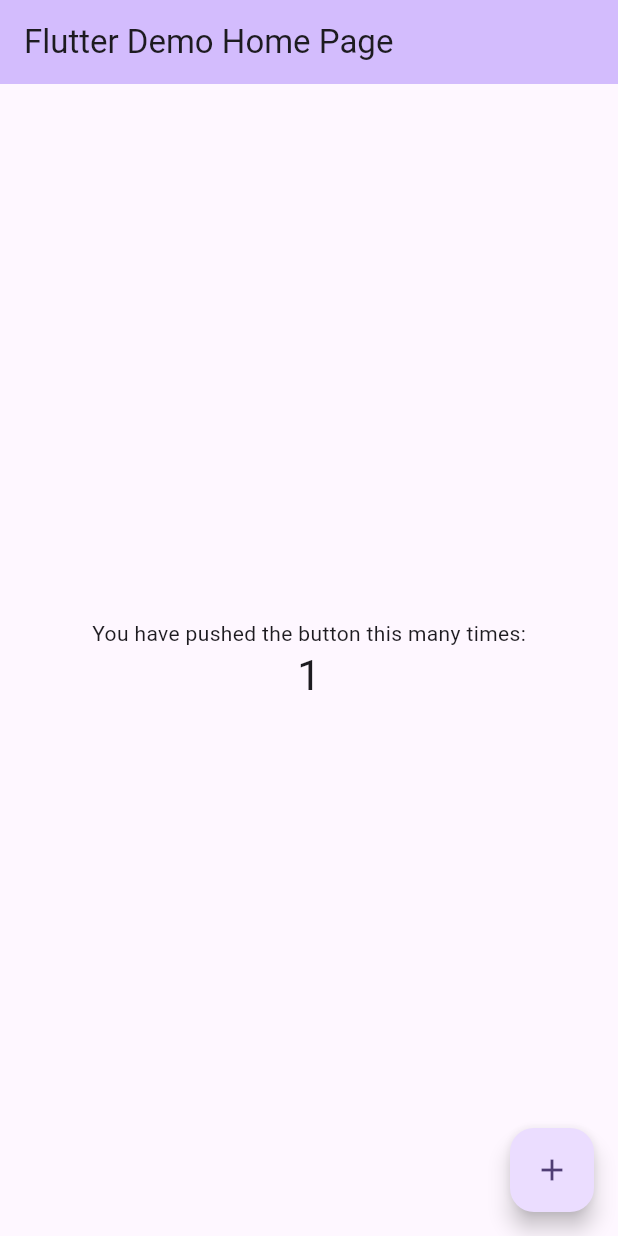
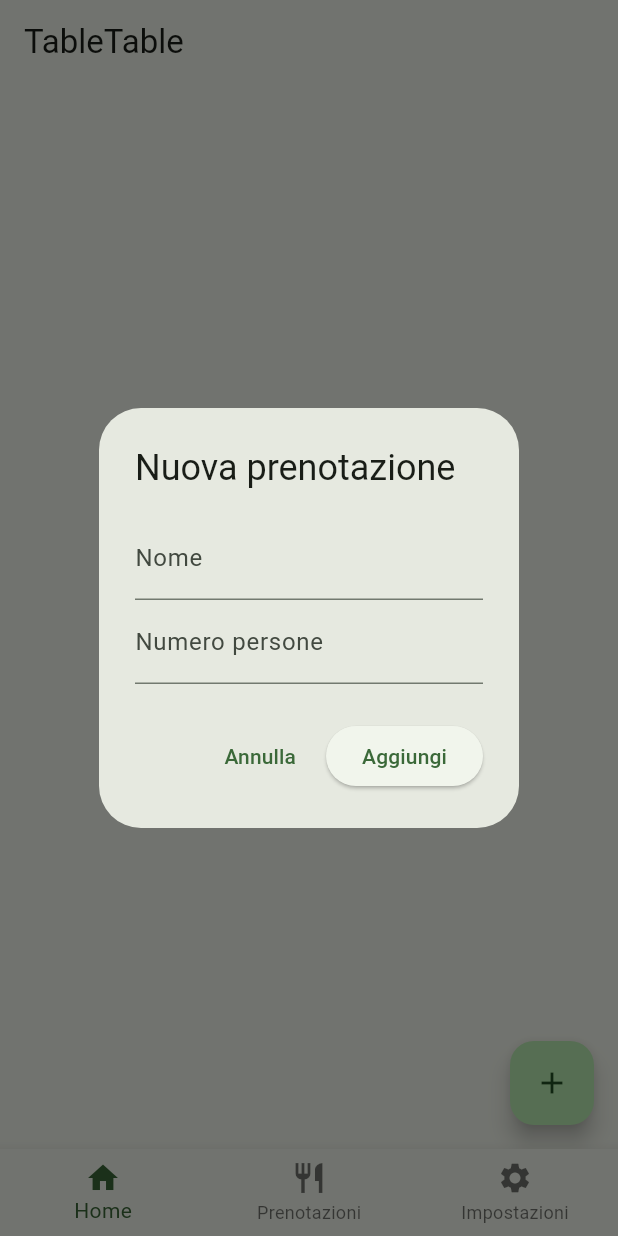
Before and after one commit to Daniele4ciocchi/tabletable, a Flutter app: the screen it shows after launch, after a tap on the "add" icon, on a phone screen of 412 x 824 dp. Run offline on Flutter 3.47's test engine with Material 3 defaults, Android fonts, the phone set to English and light mode, and no system bars; our stand-ins replace sqflite; accounts and stored records are empty.

Commit message:
una bozza abbozzata male

```diff
--- /dev/null
+++ b/lib/database/database.dart
@@ -0,0 +1,68 @@
+import 'package:sqflite/sqflite.dart';
+import 'package:path/path.dart';
+import '../model/prenotazione.dart';
+
+class PrenotazioniDatabase {
+  static final PrenotazioniDatabase instance = PrenotazioniDatabase._init();
+
+  static Database? _database;
+
+  PrenotazioniDatabase._init();
+
+  Future<Database> get database async {
+    if (_database != null) return _database!;
+    _database = await _initDB('prenotazioni.db');
+    return _database!;
+  }
+
+  Future<Database> _initDB(String filePath) async {
+    final dbPath = await getDatabasesPath();
+    final path = join(dbPath, filePath);
+
+    return await openDatabase(path, version: 1, onCreate: _createDB);
+  }
+
+  Future _createDB(Database db, int version) async {
+    await db.execute('''
+      CREATE TABLE prenotazioni (
+        id INTEGER PRIMARY KEY AUTOINCREMENT,
+        nome TEXT NOT NULL,
+        numeroPersone INTEGER NOT NULL,
+        dataOra TEXT NOT NULL
+      )
+    ''');
+  }
+
+  // CRUD
+
+  Future<int> createPrenotazione(Prenotazione p) async {
+    final db = await instance.database;
+    return await db.insert('prenotazioni', p.toMap());
+  }
+
+  Future<List<Prenotazione>> readAllPrenotazioni() async {
+    final db = await instance.database;
+    final result = await db.query('prenotazioni', orderBy: 'dataOra ASC');
+    return result.map((map) => Prenotazione.fromMap(map)).toList();
+  }
+
+  Future<int> updatePrenotazione(Prenotazione p) async {
+    final db = await instance.database;
+    return db.update(
+      'prenotazioni',
+      p.toMap(),
+      where: 'id = ?',
+      whereArgs: [p.id],
+    );
+  }
+
+  Future<int> deletePrenotazione(int id) async {
+    final db = await instance.database;
+    return await db.delete('prenotazioni', where: 'id = ?', whereArgs: [id]);
+  }
+
+  Future close() async {
+    final db = await instance.database;
+    db.close();
+  }
+}
--- a/lib/main.dart
+++ b/lib/main.dart
@@ -1,4 +1,6 @@
 import 'package:flutter/material.dart';
+import 'package:tabletable/screens/lista_prenotazioni.dart';
+import 'widgets/navbar.dart'; // import del widget della navbar
 
 void main() {
   runApp(const MyApp());
@@ -7,116 +9,48 @@ void main() {
 class MyApp extends StatelessWidget {
   const MyApp({super.key});
 
-  // This widget is the root of your application.
   @override
   Widget build(BuildContext context) {
     return MaterialApp(
-      title: 'Flutter Demo',
+      title: 'TableTable',
       theme: ThemeData(
-        // This is the theme of your application.
-        //
-        // TRY THIS: Try running your application with "flutter run". You'll see
-        // the application has a purple toolbar. Then, without quitting the app,
-        // try changing the seedColor in the colorScheme below to Colors.green
-        // and then invoke "hot reload" (save your changes or press the "hot
-        // reload" button in a Flutter-supported IDE, or press "r" if you used
-        // the command line to start the app).
-        //
-        // Notice that the counter didn't reset back to zero; the application
-        // state is not lost during the reload. To reset the state, use hot
-        // restart instead.
-        //
-        // This works for code too, not just values: Most code changes can be
-        // tested with just a hot reload.
-        colorScheme: ColorScheme.fromSeed(seedColor: Colors.deepPurple),
+        colorScheme: ColorScheme.fromSeed(seedColor: Colors.green),
       ),
-      home: const MyHomePage(title: 'Flutter Demo Home Page'),
+      home: const HomePage(),
     );
   }
 }
 
-class MyHomePage extends StatefulWidget {
-  const MyHomePage({super.key, required this.title});
-
-  // This widget is the home page of your application. It is stateful, meaning
-  // that it has a State object (defined below) that contains fields that affect
-  // how it looks.
-
-  // This class is the configuration for the state. It holds the values (in this
-  // case the title) provided by the parent (in this case the App widget) and
-  // used by the build method of the State. Fields in a Widget subclass are
-  // always marked "final".
-
-  final String title;
+// Schermata principale
+class HomePage extends StatefulWidget {
+  const HomePage({super.key});
 
   @override
-  State<MyHomePage> createState() => _MyHomePageState();
+  State<HomePage> createState() => _HomePageState();
 }
 
-class _MyHomePageState extends State<MyHomePage> {
-  int _counter = 0;
+class _HomePageState extends State<HomePage> {
+  int _currentIndex = 0;
 
-  void _incrementCounter() {
-    setState(() {
-      // This call to setState tells the Flutter framework that something has
-      // changed in this State, which causes it to rerun the build method below
-      // so that the display can reflect the updated values. If we changed
-      // _counter without calling setState(), then the build method would not be
-      // called again, and so nothing would appear to happen.
-      _counter++;
-    });
-  }
+  List<Widget> get _pages => [
+    const ListaPrenotazioni(), // Schermata delle prenotazioni
+    const Center(child: Text("Prenotazioni")),
+    const Center(child: Text("Impostazioni")),
+  ];
 
   @override
   Widget build(BuildContext context) {
-    // This method is rerun every time setState is called, for instance as done
-    // by the _incrementCounter method above.
-    //
-    // The Flutter framework has been optimized to make rerunning build methods
-    // fast, so that you can just rebuild anything that needs updating rather
-    // than having to individually change instances of widgets.
     return Scaffold(
-      appBar: AppBar(
-        // TRY THIS: Try changing the color here to a specific color (to
-        // Colors.amber, perhaps?) and trigger a hot reload to see the AppBar
-        // change color while the other colors stay the same.
-        backgroundColor: Theme.of(context).colorScheme.inversePrimary,
-        // Here we take the value from the MyHomePage object that was created by
-        // the App.build method, and use it to set our appbar title.
-        title: Text(widget.title),
+      appBar: AppBar(title: const Text("TableTable")),
+      body: _pages[_currentIndex], // Mostra la schermata corrente
+      bottomNavigationBar: MyNavbar(
+        selectedIndex: _currentIndex,
+        onTap: (index) {
+          setState(() {
+            _currentIndex = index; // cambia tab
+          });
+        },
       ),
-      body: Center(
-        // Center is a layout widget. It takes a single child and positions it
-        // in the middle of the parent.
-        child: Column(
-          // Column is also a layout widget. It takes a list of children and
-          // arranges them vertically. By default, it sizes itself to fit its
-          // children horizontally, and tries to be as tall as its parent.
-          //
-          // Column has various properties to control how it sizes itself and
-          // how it positions its children. Here we use mainAxisAlignment to
-          // center the children vertically; the main axis here is the vertical
-          // axis because Columns are vertical (the cross axis would be
-          // horizontal).
-          //
-          // TRY THIS: Invoke "debug painting" (choose the "Toggle Debug Paint"
-          // action in the IDE, or press "p" in the console), to see the
-          // wireframe for each widget.
-          mainAxisAlignment: MainAxisAlignment.center,
-          children: <Widget>[
-            const Text('You have pushed the button this many times:'),
-            Text(
-              '$_counter',
-              style: Theme.of(context).textTheme.headlineMedium,
-            ),
-          ],
-        ),
-      ),
-      floatingActionButton: FloatingActionButton(
-        onPressed: _incrementCounter,
-        tooltip: 'Increment',
-        child: const Icon(Icons.add),
-      ), // This trailing comma makes auto-formatting nicer for build methods.
     );
   }
 }
--- /dev/null
+++ b/lib/model/prenotazione.dart
@@ -0,0 +1,33 @@
+class Prenotazione {
+  int? id; // id autoincrement nel DB
+  String nome;
+  int numeroPersone;
+  DateTime dataOra;
+
+  Prenotazione({
+    this.id,
+    required this.nome,
+    required this.numeroPersone,
+    required this.dataOra,
+  });
+
+  // Converti in Map per inserimento nel DB
+  Map<String, dynamic> toMap() {
+    return {
+      'id': id,
+      'nome': nome,
+      'numeroPersone': numeroPersone,
+      'dataOra': dataOra.toIso8601String(),
+    };
+  }
+
+  // Crea oggetto dalla mappa del DB
+  factory Prenotazione.fromMap(Map<String, dynamic> map) {
+    return Prenotazione(
+      id: map['id'],
+      nome: map['nome'],
+      numeroPersone: map['numeroPersone'],
+      dataOra: DateTime.parse(map['dataOra']),
+    );
+  }
+}
--- /dev/null
+++ b/lib/screens/lista_prenotazioni.dart
@@ -0,0 +1,128 @@
+import 'package:flutter/material.dart';
+import '../database/database.dart';
+import '../model/prenotazione.dart';
+
+class ListaPrenotazioni extends StatefulWidget {
+  const ListaPrenotazioni({super.key});
+
+  @override
+  State<ListaPrenotazioni> createState() => _ListaPrenotazioniState();
+}
+
+class _ListaPrenotazioniState extends State<ListaPrenotazioni> {
+  List<Prenotazione> _listaPrenotazioni = [];
+
+  @override
+  void initState() {
+    super.initState();
+    _caricaPrenotazioni();
+  }
+
+  void _caricaPrenotazioni() async {
+    final lista = await PrenotazioniDatabase.instance.readAllPrenotazioni();
+    setState(() {
+      _listaPrenotazioni = lista;
+    });
+  }
+
+  void _eliminaPrenotazione(int id) async {
+    await PrenotazioniDatabase.instance.deletePrenotazione(id);
+    _caricaPrenotazioni(); // aggiorna la lista dopo l'eliminazione
+  }
+
+  Future<void> _aggiungiPrenotazione() async {
+    final nomeController = TextEditingController();
+    final personeController = TextEditingController();
+
+    final risultato = await showDialog<bool>(
+      context: context,
+      builder: (context) {
+        return AlertDialog(
+          title: const Text('Nuova prenotazione'),
+          content: Column(
+            mainAxisSize: MainAxisSize.min,
+            children: <Widget>[
+              TextField(
+                controller: nomeController,
+                decoration: const InputDecoration(labelText: 'Nome'),
+              ),
+              TextField(
+                controller: personeController,
+                decoration: const InputDecoration(labelText: 'Numero persone'),
+                keyboardType: TextInputType.number,
+              ),
+            ],
+          ),
+          actions: <Widget>[
+            TextButton(
+              onPressed: () => Navigator.of(context).pop(false),
+              child: const Text('Annulla'),
+            ),
+            ElevatedButton(
+              onPressed: () => Navigator.of(context).pop(true),
+              child: const Text('Aggiungi'),
+            ),
+          ],
+        );
+      },
+    );
+
+    if (risultato != true) {
+      return;
+    }
+
+    final nome = nomeController.text.trim();
+    final numeroPersone = int.tryParse(personeController.text.trim()) ?? 0;
+
+    if (nome.isEmpty || numeroPersone <= 0) {
+      if (!mounted) return;
+      ScaffoldMessenger.of(
+        context,
+      ).showSnackBar(const SnackBar(content: Text('Inserisci dati validi')));
+      return;
+    }
+
+    final nuovaPrenotazione = Prenotazione(
+      nome: nome,
+      numeroPersone: numeroPersone,
+      dataOra: DateTime.now(),
+    );
+
+    await PrenotazioniDatabase.instance.createPrenotazione(nuovaPrenotazione);
+    _caricaPrenotazioni();
+  }
+
+  @override
+  Widget build(BuildContext context) {
+    final body = _listaPrenotazioni.isEmpty
+        ? const Center(child: Text('Nessuna prenotazione'))
+        : ListView.builder(
+            itemCount: _listaPrenotazioni.length,
+            itemBuilder: (context, index) {
+              final pren = _listaPrenotazioni[index];
+              return Card(
+                margin: const EdgeInsets.symmetric(vertical: 4, horizontal: 8),
+                child: ListTile(
+                  title: Text(pren.nome),
+                  subtitle: Text(
+                    '${pren.numeroPersone} persone - ${pren.dataOra.toLocal()}',
+                  ),
+                  trailing: IconButton(
+                    icon: const Icon(Icons.delete),
+                    onPressed: () => _eliminaPrenotazione(pren.id!),
+                  ),
+                ),
+              );
+            },
+          );
+
+    return Scaffold(
+      body: body,
+      floatingActionButton: FloatingActionButton(
+        onPressed: _aggiungiPrenotazione,
+        tooltip: 'Aggiungi prenotazione',
+        child: const Icon(Icons.add),
+      ),
+    );
+  }
+}
--- /dev/null
+++ b/lib/widgets/navbar.dart
@@ -0,0 +1,28 @@
+import 'package:flutter/material.dart';
+
+// Widget per la navbar in basso
+class MyNavbar extends StatelessWidget {
+  final int selectedIndex;
+  final Function(int) onTap;
+
+  const MyNavbar({super.key, required this.selectedIndex, required this.onTap});
+
+  @override
+  Widget build(BuildContext context) {
+    return BottomNavigationBar(
+      currentIndex: selectedIndex,
+      onTap: onTap,
+      items: const [
+        BottomNavigationBarItem(icon: Icon(Icons.home), label: "Home"),
+        BottomNavigationBarItem(
+          icon: Icon(Icons.restaurant),
+          label: "Prenotazioni",
+        ),
+        BottomNavigationBarItem(
+          icon: Icon(Icons.settings),
+          label: "Impostazioni",
+        ),
+      ],
+    );
+  }
+}
--- a/pubspec.yaml
+++ b/pubspec.yaml
@@ -34,6 +34,8 @@ dependencies:
   # The following adds the Cupertino Icons font to your application.
   # Use with the CupertinoIcons class for iOS style icons.
   cupertino_icons: ^1.0.8
+  sqflite: ^2.4.2
+  path: ^1.9.1
 
 dev_dependencies:
   flutter_test:
```
Also changed, not shown: lib/screens/prova.dart (added, +92 -0 lines), pubspec.lock, 1 other file.
